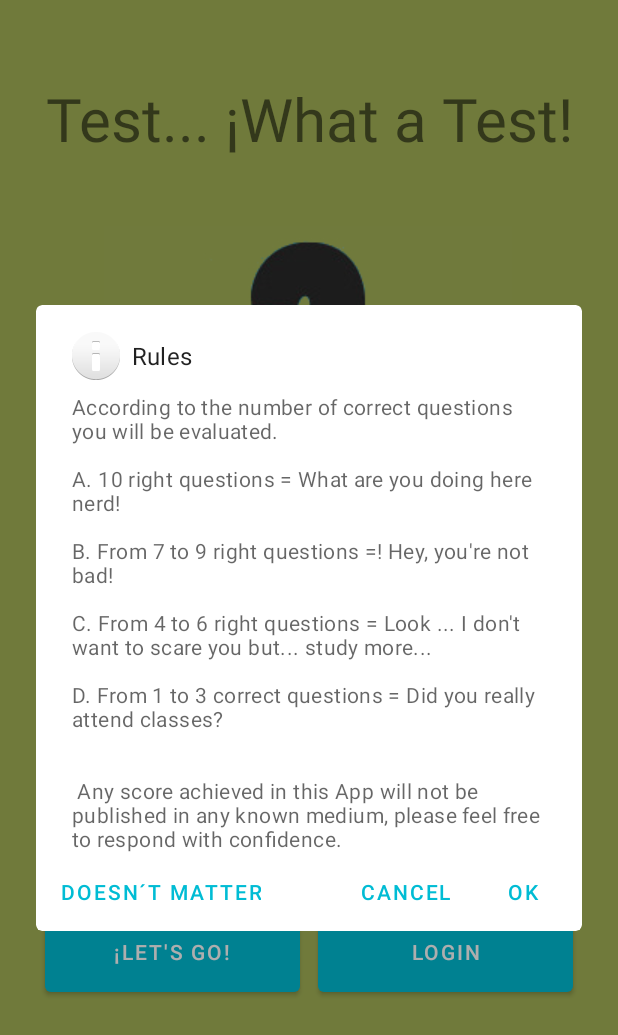
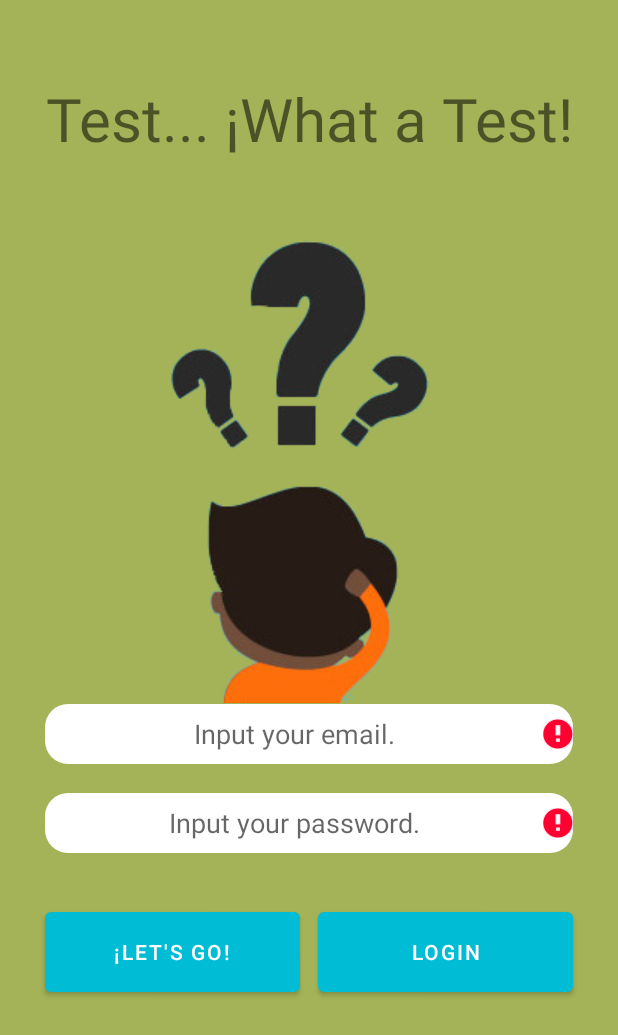
Before and after one commit to Artudoxo/TestWhataTest, an Android app: the screen it shows after launch (MainActivity), after a tap on "LOGIN", on a phone screen of 412 x 824 dp. Shown: the top 1035 px of the screen. Run offline under Robolectric (Android 15) with nearby library versions, the phone set to English and light mode, and no system bars; our stand-ins replace AdMob, Firebase (no records; nobody signed in at launch, a user with empty details on screens opened directly); 1 statement that could not run was skipped; 1 other tap on this screen came first.

```diff
--- a/app/build.gradle
+++ b/app/build.gradle
@@ -25,7 +25,6 @@ dependencies {
     implementation 'androidx.appcompat:appcompat:1.0.2'
     implementation 'androidx.constraintlayout:constraintlayout:1.1.3'
     implementation 'com.google.android.material:material:1.1.0-alpha09'
-
     testImplementation 'junit:junit:4.12'
     androidTestImplementation 'androidx.test:runner:1.2.0'
     androidTestImplementation 'androidx.test.espresso:espresso-core:3.2.0'
--- a/app/src/main/java/com/liarkat/testwhatatest/MainActivity.java
+++ b/app/src/main/java/com/liarkat/testwhatatest/MainActivity.java
@@ -1,5 +1,6 @@
 package com.liarkat.testwhatatest;
 
+import androidx.annotation.NonNull;
 import androidx.appcompat.app.AlertDialog;
 import androidx.appcompat.app.AppCompatActivity;
 
@@ -17,16 +18,26 @@ import android.widget.Toast;
 import com.google.android.gms.ads.AdRequest;
 import com.google.android.gms.ads.AdView;
 import com.google.android.gms.ads.MobileAds;
+import com.google.android.gms.tasks.OnCompleteListener;
+import com.google.android.gms.tasks.Task;
 import com.google.android.material.dialog.MaterialAlertDialogBuilder;
+import com.google.firebase.auth.AuthResult;
+import com.google.firebase.auth.FirebaseAuth;
+
 
 public class MainActivity extends AppCompatActivity {
     EditText eduser, pass;
+    String corre, contraseña;
     Button btnempezar, btnrules;
+    FirebaseAuth firebaseAuth;
 
     @Override
     protected void onCreate(Bundle savedInstanceState) {
         super.onCreate(savedInstanceState);
         setContentView(R.layout.activity_main);
+        eduser = findViewById(R.id.eduser);
+        pass = findViewById(R.id.edpass);
+        firebaseAuth = FirebaseAuth.getInstance();
         btnempezar = findViewById(R.id.btnempezar);
         btnrules = findViewById(R.id.brnrules);
         btnempezar.setOnClickListener(new View.OnClickListener() {
@@ -38,7 +49,18 @@ public class MainActivity extends AppCompatActivity {
         btnrules.setOnClickListener(new View.OnClickListener() {
             @Override
             public void onClick(View view) {
-                Mostrar_dialogo();
+                corre = eduser.getText().toString().trim();
+                contraseña = pass.getText().toString().trim();
+                firebaseAuth.createUserWithEmailAndPassword(corre,contraseña).addOnCompleteListener(new OnCompleteListener<AuthResult>() {
+                    @Override
+                    public void onComplete(@NonNull Task<AuthResult> task) {
+                        if (task.isSuccessful()){
+                            Toast.makeText(MainActivity.this, "Registrado", Toast.LENGTH_SHORT).show();
+                        }else {
+                            Toast.makeText(MainActivity.this, "No registrado", Toast.LENGTH_SHORT).show();
+                        }
+                    }
+                });
             }
         });
         AdView adView = (AdView) findViewById(R.id.adView);
--- a/app/src/main/res/layout/activity_main.xml
+++ b/app/src/main/res/layout/activity_main.xml
@@ -51,7 +51,7 @@
         android:hint="@string/user"
         android:gravity="center"
         android:maxLines="1"
-        android:maxLength="20"
+        android:inputType="textEmailAddress"
         android:layout_width="match_parent"
         android:layout_height="40dp"
         android:layout_marginStart="30dp"
--- a/app/src/main/res/values/strings.xml
+++ b/app/src/main/res/values/strings.xml
@@ -1,6 +1,6 @@
 <resources>
     <string name="app_name">Test... ¡What a Test!</string>
-    <string name="user">Input your username.</string>
+    <string name="user">Input your email.</string>
     <string name="test">Test... ¡What a Test!</string>
     <string name="qone">What do koalas feed on?</string>
     <string name="q1">Question 1:</string>
```
Also changed, not shown: 1 other file.
